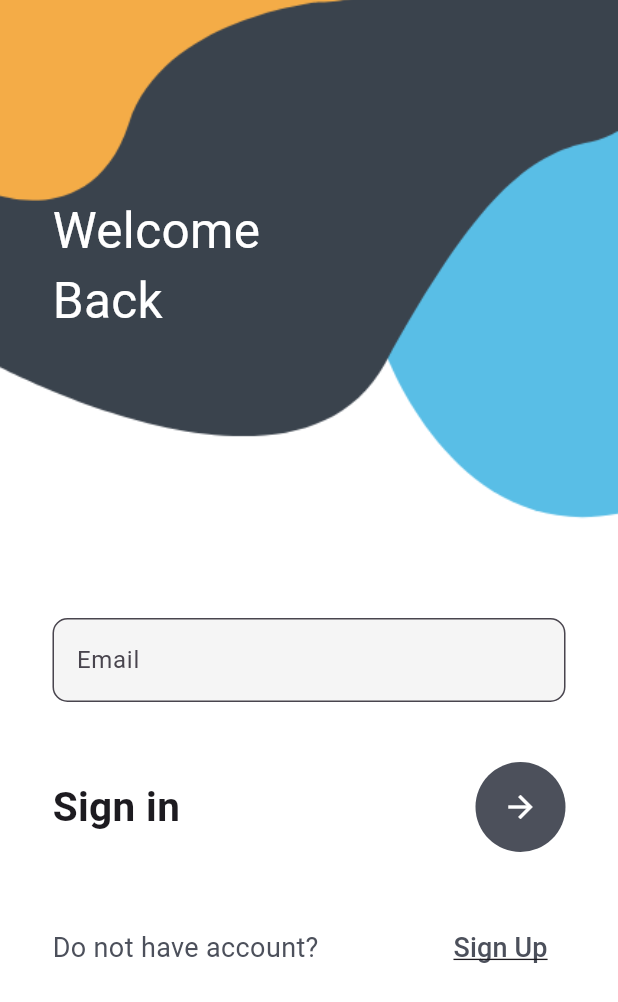
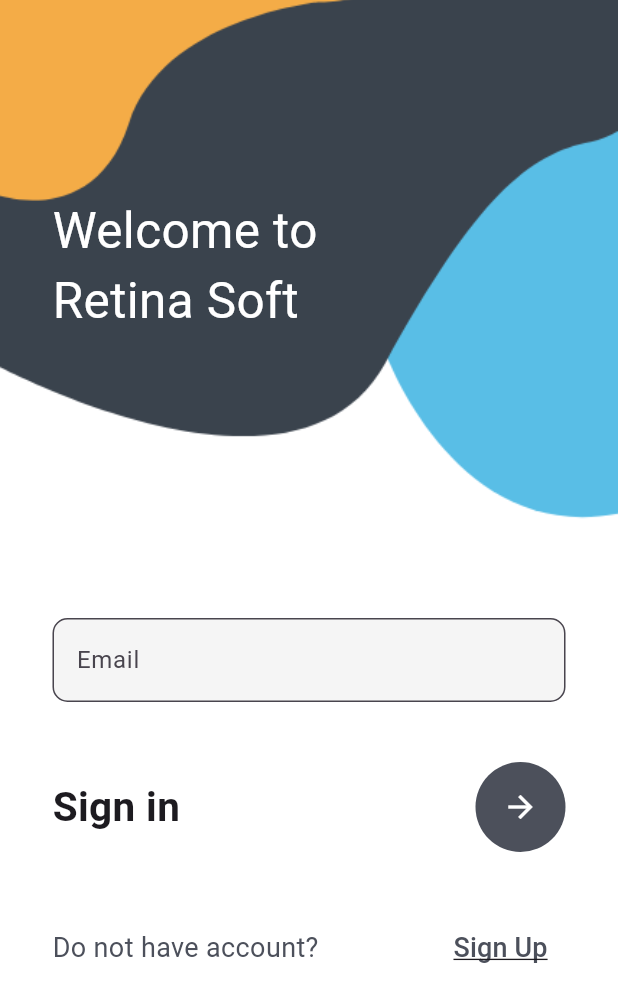
Before and after one commit to muksiturrahman/retinasoft_skill_test, a Flutter app: the screen it shows after launch, on a phone screen of 412 x 824 dp. Shown: the top 1002 px of the screen. Run offline on Flutter 3.47's test engine with Material 3 defaults, Android fonts, the phone set to English and light mode, and no system bars.

Commit message:
task completed

```diff
--- a/lib/screens/auth/login/login_screen.dart
+++ b/lib/screens/auth/login/login_screen.dart
@@ -34,7 +34,7 @@ class _LoginScreenState extends State<LoginScreen> {
             Container(
               padding: EdgeInsets.only(left: 35, top: 130),
               child: Text(
-                'Welcome\nBack',
+                'Welcome to\nRetina Soft',
                 style: TextStyle(color: Colors.white, fontSize: 33),
               ),
             ),
```
